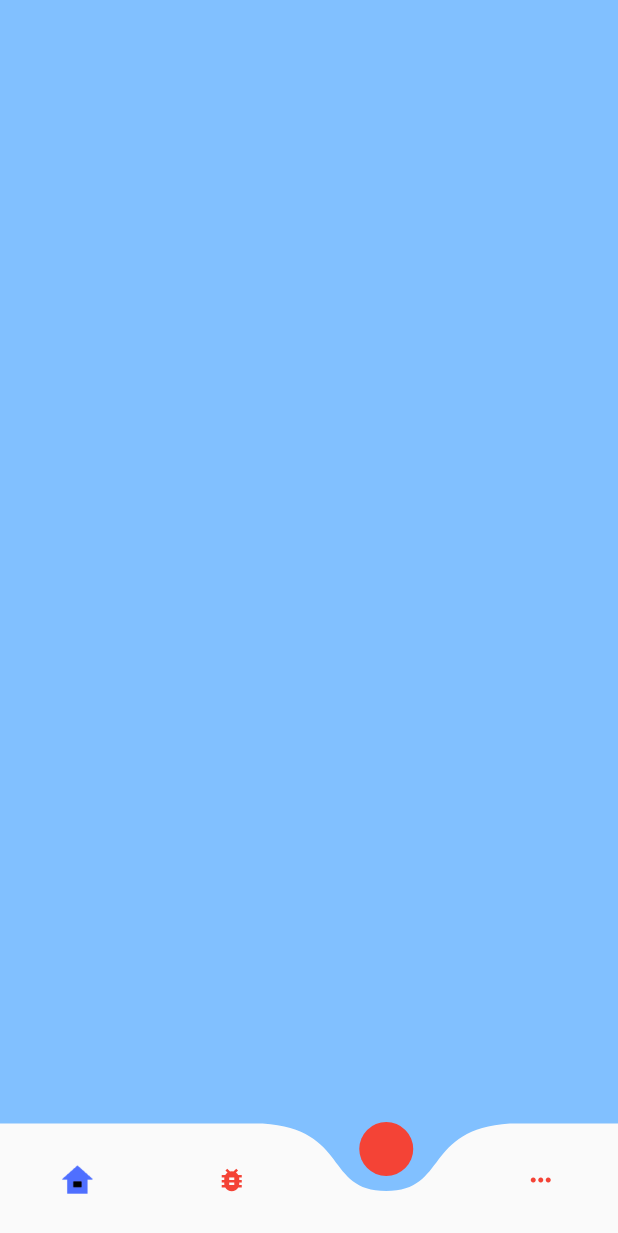
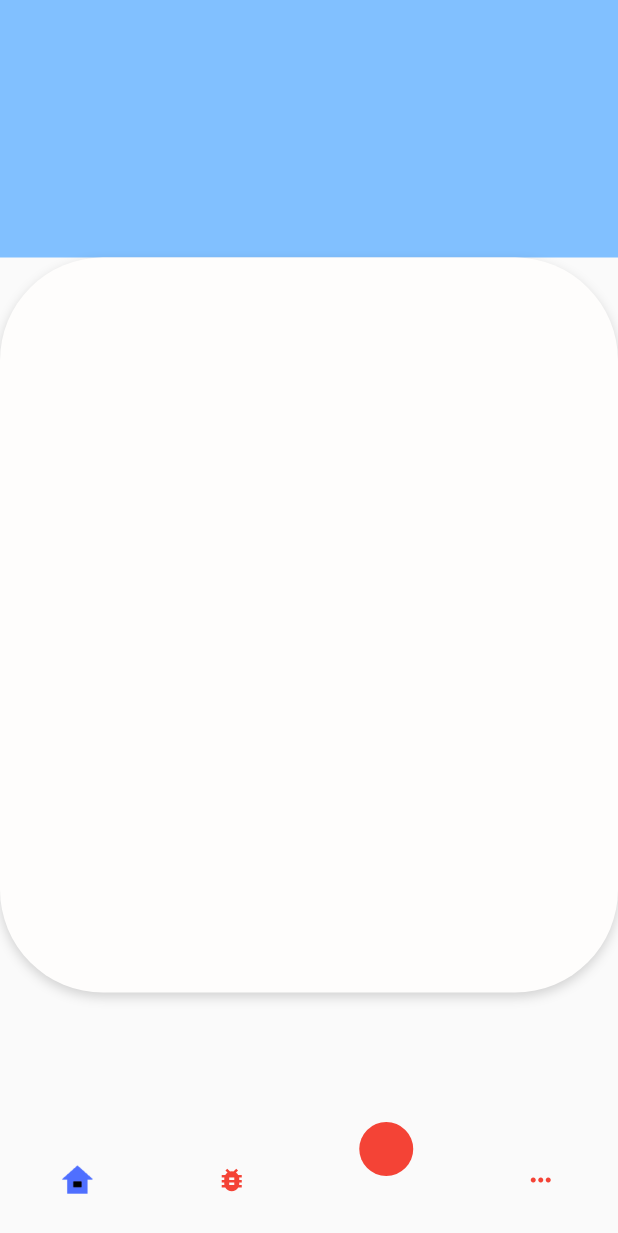
Before and after one commit to jameskokoska/AnimalCrossingNH-App, a Flutter app: the screen it shows after launch, item 3 of the bottom bar chosen, on a phone screen of 412 x 824 dp. Shown: the top 1233 px of the screen. Run offline on Flutter 3.47's test engine with Material 2 defaults, Android fonts, the phone set to English and light mode, and no system bars; drawn by our look-alikes of curved_navigation_bar; our stand-ins replace cached_network_image, flutter_spinkit, shared_preferences, wave; missing offline and left inert: assorted_layout_widgets; network calls fail; project files that could hold a hidden picture were left out.

Commit message:
Made base for More Options phone menu page.

```diff
--- a/animal_crossing_app/lib/more.dart
+++ b/animal_crossing_app/lib/more.dart
@@ -42,12 +42,31 @@ class _MorePageState extends State<MorePage>{
 
 
     return Scaffold(
-      body: Stack(
-        children: <Widget>[
+      body: Column(
+        children: [
+          // ---------- Top Spacer ----------
           Container(
-            height: MediaQuery.of(context).size.height,
+            height: 150 * percentScale,
             color: darkModeColor(darkMode, Color( 0xFF81C0FF), Color( 0xff08354E)),
           ),
+          // ---------- Card Body ----------
+          Stack(
+            children: [
+              Container(
+                height: 490,
+                decoration: BoxDecoration(
+                borderRadius: BorderRadius.circular(60*percentScale),
+                color: Color(0xfffefdfc),
+                boxShadow: [BoxShadow(
+                    color: Color(0x29000000),
+                    offset: Offset(0,3),
+                    blurRadius: 6,
+                    spreadRadius: 0
+                  ) ],
+                )
+              ),
+            ],
+          )
         ],
       )
     );
```
